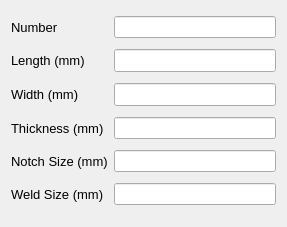
Qt form Connections/Moment/BCEndPlate/ui_plate.ui (osdag-admin/Osdag) before a commit.
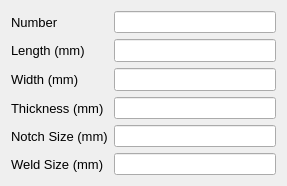
The same form after that commit.

What changed in the file:
```diff
--- a/Connections/Moment/BCEndPlate/ui_plate.ui
+++ b/Connections/Moment/BCEndPlate/ui_plate.ui
@@ -7,7 +7,7 @@
     <x>0</x>
     <y>0</y>
     <width>287</width>
-    <height>227</height>
+    <height>172</height>
    </rect>
   </property>
   <property name="windowTitle">
```
